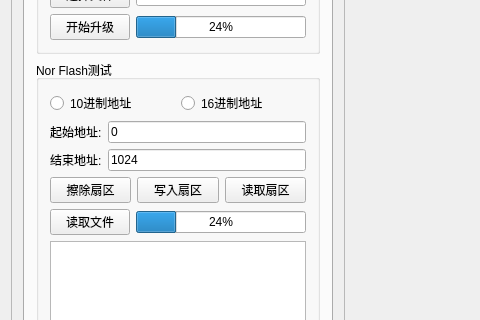
Before: the Qt Designer form ui/mainwindow.ui in kdurant/qt_study, drawn with Qt 5; both pictures show x 0 to 480 and y 296 to 616 of the 1259 by 725 pixel window.
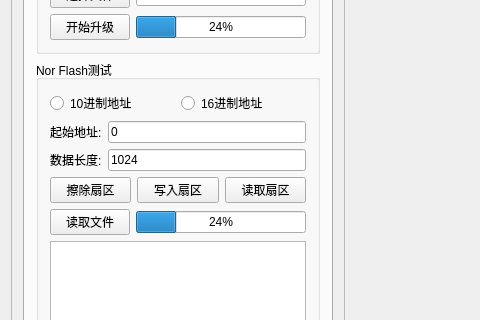
After: the same form once the commit is applied. The open tabs and pages were chosen to show the change. Icons and pictures are not drawn. Custom widgets are drawn as their Qt base class.

Commit message: feat: 使用数据长度决定文件大小

What changed in the file:
```diff
--- a/ui/mainwindow.ui
+++ b/ui/mainwindow.ui
@@ -816,7 +816,7 @@
                  <item>
                   <widget class="QLabel" name="label_3">
                    <property name="text">
-                    <string>结束地址:</string>
+                    <string>数据长度:</string>
                    </property>
                   </widget>
                  </item>
```
Left out of the diff: 4 changed lines with no effect on the pictures. The commit also changes 1 other file.
